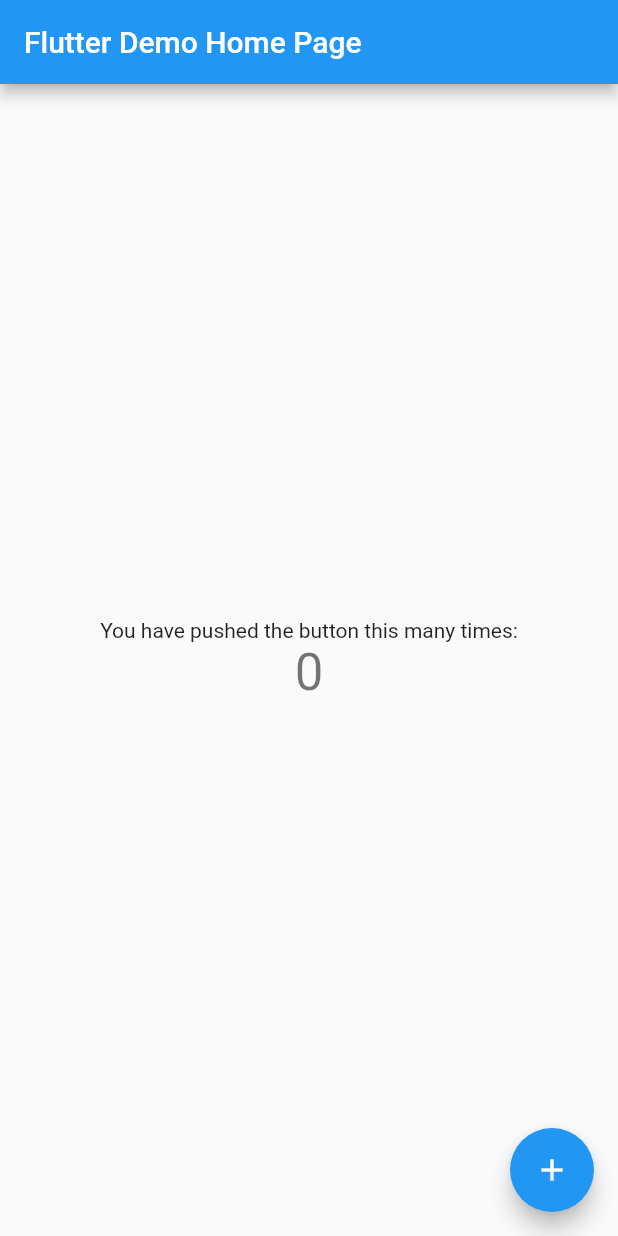
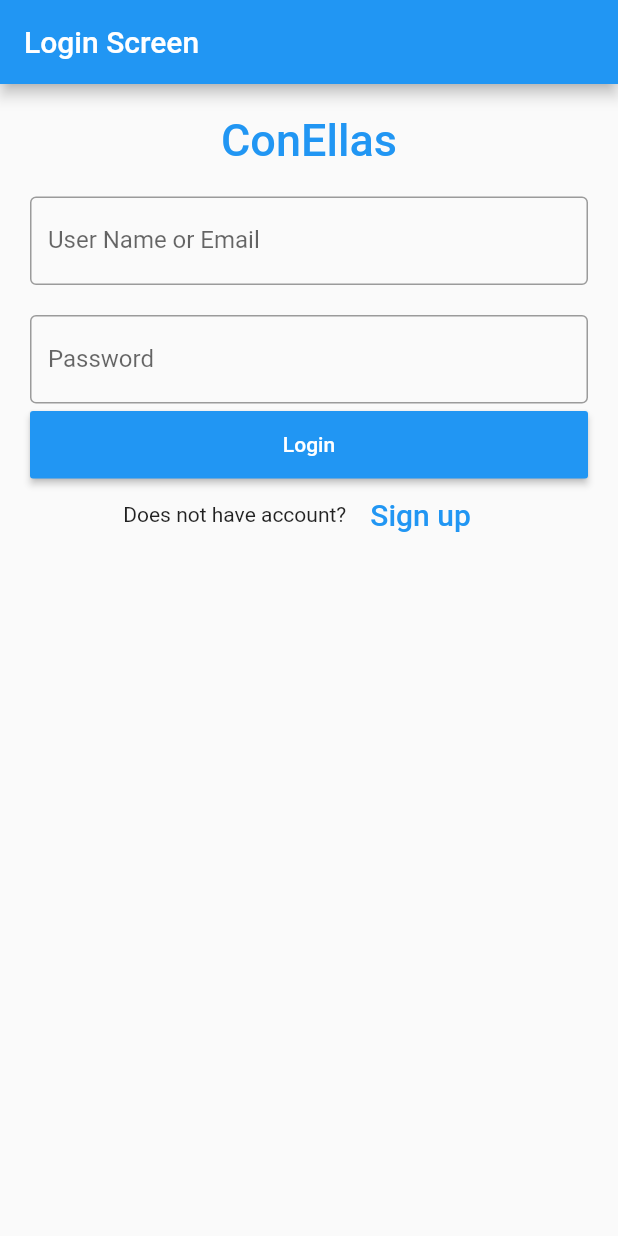
Before and after one commit to egal-finance-pbc/egal, a Flutter app: the screen it shows after launch, on a phone screen of 412 x 824 dp. Run offline on Flutter 3.47's test engine with Material 2 defaults, Android fonts, the phone set to English and light mode, and no system bars.

Commit message:
screen login and link signup

```diff
--- a/mobile/conellas/lib/main.dart
+++ b/mobile/conellas/lib/main.dart
@@ -1,5 +1,5 @@
 import 'package:flutter/material.dart';
-
+import 'screens/login.dart';
 void main() {
   runApp(MyApp());
 }
@@ -26,8 +26,7 @@ class MyApp extends StatelessWidget {
         // closer together (more dense) than on mobile platforms.
         visualDensity: VisualDensity.adaptivePlatformDensity,
       ),
-      home: MyHomePage(title: 'Flutter Demo Home Page'),
-    );
+      home: LoginScreen());
   }
 }
 
--- /dev/null
+++ b/mobile/conellas/lib/screens/login.dart
@@ -0,0 +1,87 @@
+import 'package:flutter/material.dart';
+
+
+class LoginScreen extends StatefulWidget {
+
+  @override
+  State<StatefulWidget> createState() => new _State();
+}
+
+class _State extends State<LoginScreen> {
+  TextEditingController nameController = TextEditingController();
+  TextEditingController passwordController = TextEditingController();
+
+  @override
+  Widget build(BuildContext context) {
+    return Scaffold(
+        appBar: AppBar(
+          title: Text('Login Screen'),
+        ),
+        body: Padding(
+            padding: EdgeInsets.all(10),
+            child: ListView(
+              children: <Widget>[
+                Container(
+                    alignment: Alignment.center,
+                    padding: EdgeInsets.all(10),
+                    child: Text(
+                      'ConEllas',
+                      style: TextStyle(
+                          color: Colors.blue,
+                          fontWeight: FontWeight.w500,
+                          fontSize: 30),
+                    )),
+                Container(
+                  padding: EdgeInsets.all(10),
+                  child: TextField(
+                    controller: nameController,
+                    decoration: InputDecoration(
+                      border: OutlineInputBorder(),
+                      labelText: 'User Name or Email',
+                    ),
+                  ),
+                ),
+
+                Container(
+                  padding: EdgeInsets.fromLTRB(10, 10, 10, 0),
+                  child: TextField(
+                    obscureText: true,
+                    controller: passwordController,
+                    decoration: InputDecoration(
+                      border: OutlineInputBorder(),
+                      labelText: 'Password',
+                    ),
+                  ),
+                ),
+
+                Container(
+                    height: 50,
+                    padding: EdgeInsets.fromLTRB(10, 5, 10, 0),
+                    child: RaisedButton(
+                      textColor: Colors.white,
+                      color: Colors.blue,
+                      child: Text('Login'),
+                      onPressed: () {},
+                    )),
+
+                Container(
+                    child: Row(
+                      children: <Widget>[
+                        Text('Does not have account?'),
+                        FlatButton(
+                          textColor: Colors.blue,
+                          child: Text(
+                            'Sign up',
+                            style: TextStyle(fontSize: 20),
+                          ),
+                          onPressed: () {
+                            //signup screen
+                          },
+                        )
+                      ],
+                      mainAxisAlignment: MainAxisAlignment.center,
+                    ))
+              ],
+            )));
+  }
+}
```
Also changed, not shown: mobile/conellas/pubspec.lock.
